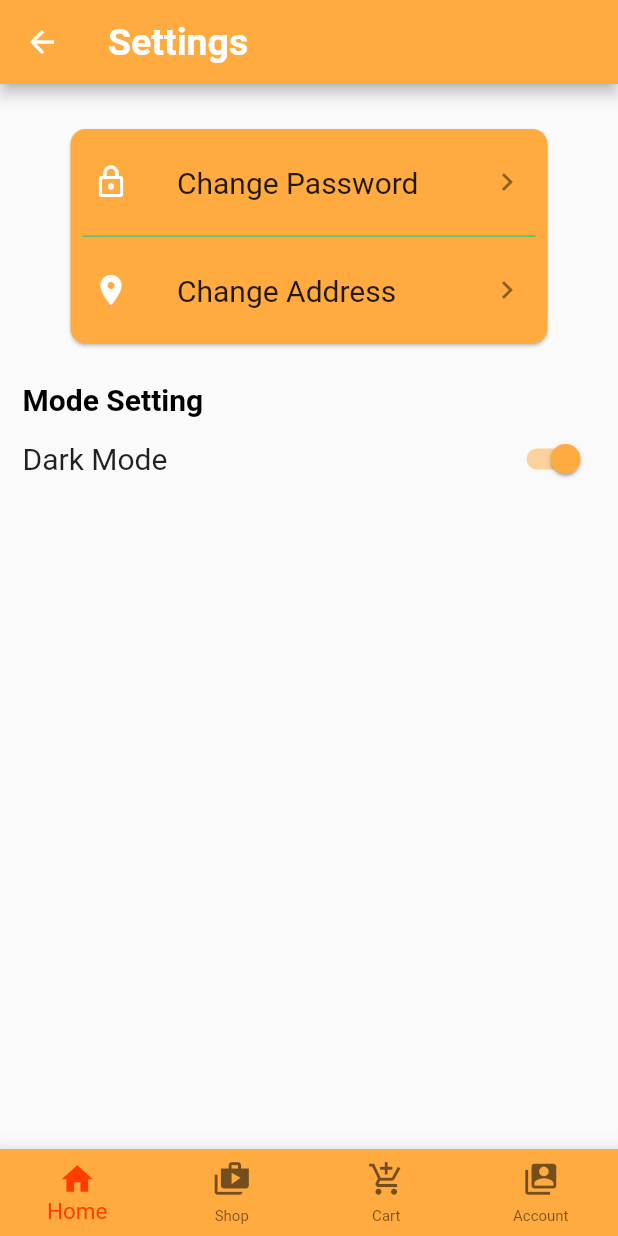
After one commit to HabibHadmy99/closet-map-new, a Flutter app: the MySetting screen opened directly, on a phone screen of 412 x 824 dp. The commit adds this screen. Run offline on Flutter 3.47's test engine with Material 2 defaults, Android fonts, the phone set to English and light mode, and no system bars.

Commit message:
setting screen

```diff
--- a/lib/main.dart
+++ b/lib/main.dart
@@ -7,7 +7,12 @@ void main() {
   runApp(MyApp());
 }
 
-class MyApp extends StatelessWidget {
+class MyApp extends StatefulWidget {
+  @override
+  _MyAppState createState() => _MyAppState();
+}
+
+class _MyAppState extends State<MyApp> {
   @override
   Widget build(BuildContext context) {
     return MaterialApp(
--- a/lib/screen/account.dart
+++ b/lib/screen/account.dart
@@ -2,6 +2,7 @@ import 'package:closet_map/nav_bar/CustomAppBar.dart';
 import 'package:closet_map/screen/home.dart';
 import 'package:closet_map/screen/my_order.dart';
 import 'package:closet_map/screen/profile.dart';
+import 'package:closet_map/screen/setting.dart';
 import 'package:closet_map/shape_clipper/profile_clipper.dart';
 import 'package:flutter/material.dart';
 
@@ -15,6 +16,7 @@ class _ProfileState extends State<Account> {
   @override
   Widget build(BuildContext context) {
     return Scaffold(
+      //backgroundColor: Colors.indigo[900],
       bottomNavigationBar: CustomAppBar(),
       body: SingleChildScrollView(
         child: Column(
@@ -29,7 +31,7 @@ class _ProfileState extends State<Account> {
                       child: Container(
                         height: 300.0,
                         decoration: BoxDecoration(
-                          color: Colors.orangeAccent,
+                          color: Colors.orangeAccent, // Colors.blueGrey[800],
                         ),
                       )),
                   Align(
@@ -77,7 +79,7 @@ class _ProfileState extends State<Account> {
             ProfileItem(
                 item: "Setting",
                 press: () {
-                  Navigator.pushReplacement(context, Home.route());
+                  Navigator.pushReplacement(context, MySetting.route());
                 }),
           ],
         ),
@@ -104,7 +106,7 @@ class ProfileItem extends StatelessWidget {
       child: FlatButton(
         padding: EdgeInsets.all(25),
         shape: RoundedRectangleBorder(borderRadius: BorderRadius.circular(15)),
-        color: Colors.orangeAccent,
+        color: Colors.orangeAccent, //Colors.blueGrey[600],
         onPressed: press,
         child: Row(
           children: [
--- /dev/null
+++ b/lib/screen/setting.dart
@@ -0,0 +1,84 @@
+import 'package:closet_map/nav_bar/CustomAppBar.dart';
+import 'package:flutter/material.dart';
+import 'package:provider/provider.dart';
+
+class MySetting extends StatefulWidget {
+  static Route<dynamic> route() =>
+      MaterialPageRoute(builder: (_) => MySetting());
+  @override
+  SettingPage createState() => SettingPage();
+}
+
+class SettingPage extends State<MySetting> {
+  @override
+  Widget build(BuildContext context) {
+    return Scaffold(
+      bottomNavigationBar: CustomAppBar(),
+      appBar: AppBar(
+        backgroundColor: Colors.orangeAccent,
+        title: Text(
+          'Settings',
+          style: TextStyle(
+            fontWeight: FontWeight.bold,
+            fontSize: 25,
+            color: Colors.white,
+          ),
+        ),
+      ),
+      body: SingleChildScrollView(
+          padding: EdgeInsets.fromLTRB(15, 0, 15, 0),
+          child: Column(
+            crossAxisAlignment: CrossAxisAlignment.start,
+            children: <Widget>[
+              Card(
+                  shape: RoundedRectangleBorder(
+                      borderRadius: BorderRadius.circular(10.0)),
+                  margin: const EdgeInsets.fromLTRB(32.0, 30.0, 32.0, 16.0),
+                  color: Colors.orangeAccent,
+                  child: Column(
+                    children: <Widget>[
+                      ListTile(
+                        contentPadding: EdgeInsets.fromLTRB(15, 7.5, 15, 7.5),
+                        leading: Icon(Icons.lock_outlined, color: Colors.white),
+                        title: Text("Change Password",
+                            style: TextStyle(fontSize: 20)),
+                        trailing: Icon(Icons.keyboard_arrow_right),
+                        onTap: () {},
+                      ),
+                      buildContainer(),
+                      ListTile(
+                        contentPadding: EdgeInsets.fromLTRB(15, 7.5, 15, 7.5),
+                        leading: Icon(Icons.location_on, color: Colors.white),
+                        title: Text("Change Address",
+                            style: TextStyle(fontSize: 20)),
+                        trailing: Icon(Icons.keyboard_arrow_right),
+                        onTap: () {},
+                      ),
+                    ],
+                  )),
+              const SizedBox(height: 10.0),
+              Text("Mode Setting",
+                  style: TextStyle(
+                      fontSize: 20.0,
+                      fontWeight: FontWeight.bold,
+                      color: Colors.black)),
+              SwitchListTile(
+                  activeColor: Colors.orangeAccent,
+                  contentPadding: const EdgeInsets.all(0),
+                  title: Text("Dark Mode", style: TextStyle(fontSize: 20)),
+                  value: true,
+                  onChanged: (value) {})
+            ],
+          )),
+    );
+  }
+
+  Container buildContainer() {
+    return Container(
+      margin: EdgeInsets.symmetric(horizontal: 8.0),
+      width: double.infinity,
+      height: 1.0,
+      color: Colors.green.shade400,
+    );
+  }
+}
--- a/pubspec.yaml
+++ b/pubspec.yaml
@@ -23,10 +23,11 @@ environment:
 dependencies:
   flutter:
     sdk: flutter
-  #circular_profile_avatar: ^1.0.6
   cupertino_icons: ^1.0.0
-  #flutter_svg: ^0.18.0
   flutter_typeahead: ^1.9.3
+  get_it: ^5.0.4
+  provider: ^4.3.2+4
+  shared_preferences: ^0.5.12+4
 
 dev_dependencies:
   flutter_test:
```
Also changed, not shown: pubspec.lock, 5 other files.
